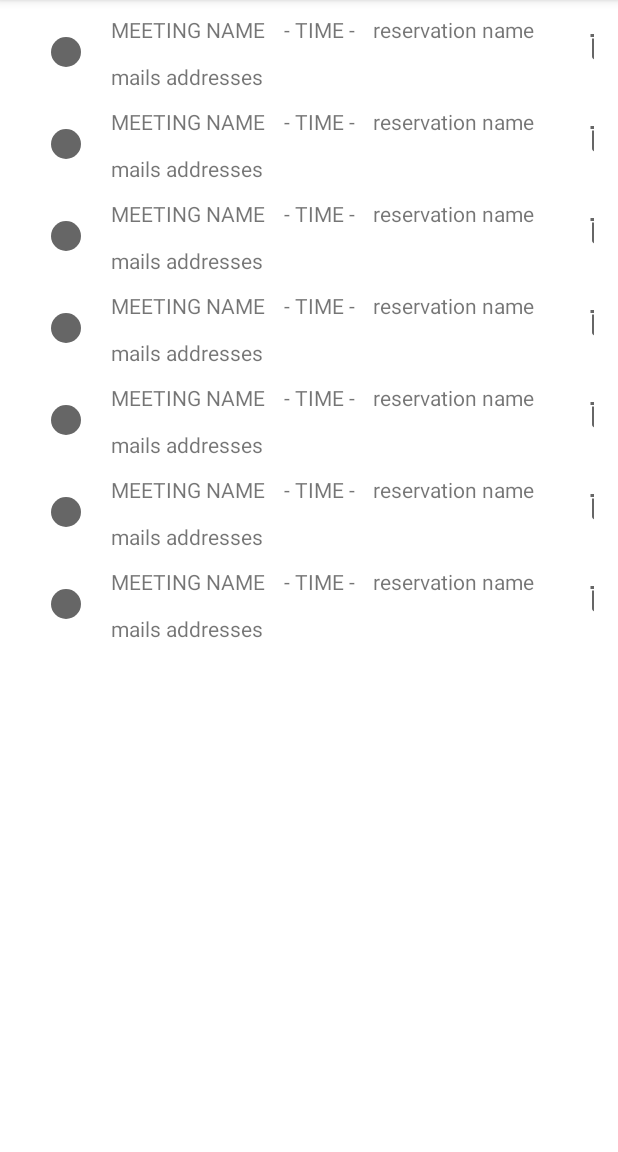
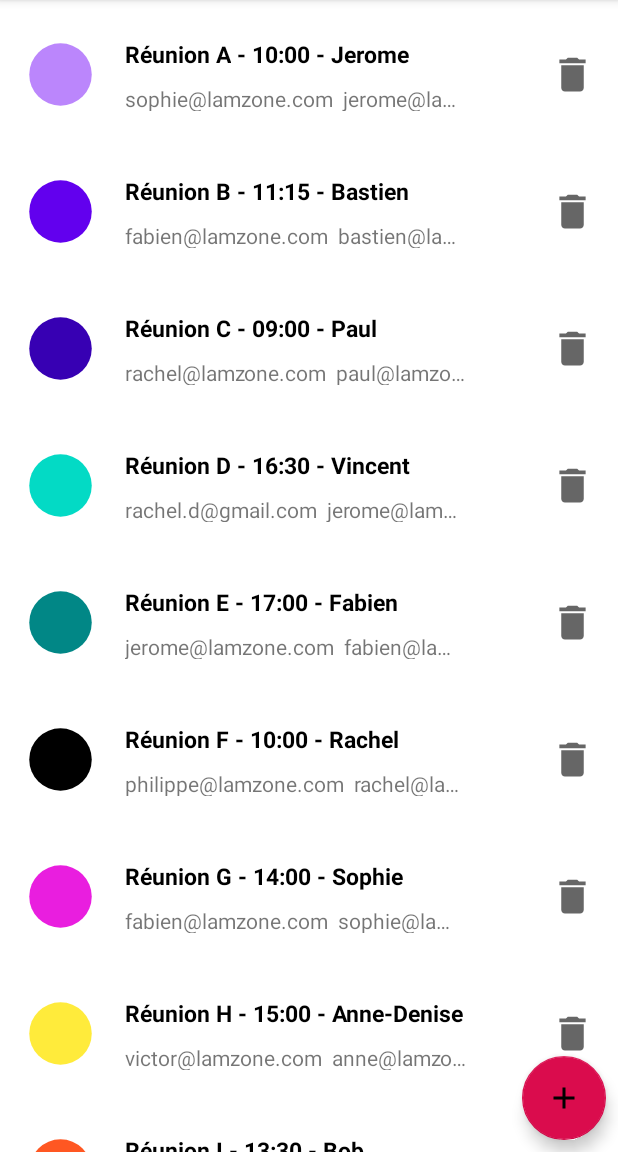
Before and after one commit to JDR1304/MaReu, an Android app: the screen it shows after launch (MainActivity), on a phone screen of 412 x 824 dp, the part 84-1236 px from its top. Run offline under Robolectric (Android 15) with nearby library versions, the phone set to English and light mode, and no system bars.

Commit message:
ajout timeStamp et finalisation recyclerView

```diff
--- a/app/build.gradle
+++ b/app/build.gradle
@@ -33,6 +33,7 @@ dependencies {
     implementation 'androidx.appcompat:appcompat:1.2.0'
     implementation 'com.google.android.material:material:1.3.0'
     implementation 'androidx.constraintlayout:constraintlayout:2.0.4'
+    implementation "androidx.coordinatorlayout:coordinatorlayout:1.1.0"
     implementation 'androidx.legacy:legacy-support-v4:1.0.0'
     implementation 'androidx.recyclerview:recyclerview:1.1.0'
     testImplementation 'junit:junit:4.+'
--- a/app/src/main/java/com/example/mareu/controller/MainActivity.java
+++ b/app/src/main/java/com/example/mareu/controller/MainActivity.java
@@ -1,20 +1,13 @@
 package com.example.mareu.controller;
 
 import androidx.appcompat.app.AppCompatActivity;
-import androidx.fragment.app.Fragment;
 import androidx.fragment.app.FragmentManager;
 import androidx.fragment.app.FragmentTransaction;
-import androidx.recyclerview.widget.LinearLayoutManager;
-import androidx.recyclerview.widget.RecyclerView;
 
 import android.os.Bundle;
 
 import com.example.mareu.R;
-import com.example.mareu.di.DI;
-import com.example.mareu.model.Meeting;
-import com.example.mareu.service.ApiService;
 
-import java.util.List;
 
 public class MainActivity extends AppCompatActivity {
 
@@ -24,12 +17,13 @@ public class MainActivity extends AppCompatActivity {
         super.onCreate(savedInstanceState);
         setContentView(R.layout.activity_main);
 
-        MeetingFragment meetingFragment = new MeetingFragment();
+        MeetingFragment meetingFragment = MeetingFragment.newInstance();
 
         FragmentManager fm = getSupportFragmentManager();
         FragmentTransaction ft = fm.beginTransaction();
         ft.add(R.id.frame_layout_main, meetingFragment);
         ft.commit();
 
+
     }
 }
--- a/app/src/main/java/com/example/mareu/controller/MeetingFragment.java
+++ b/app/src/main/java/com/example/mareu/controller/MeetingFragment.java
@@ -1,10 +1,8 @@
 package com.example.mareu.controller;
 
-import android.content.Context;
 import android.os.Bundle;
 
 import androidx.fragment.app.Fragment;
-import androidx.recyclerview.widget.DividerItemDecoration;
 import androidx.recyclerview.widget.LinearLayoutManager;
 import androidx.recyclerview.widget.RecyclerView;
 
@@ -14,10 +12,9 @@ import android.view.ViewGroup;
 
 import com.example.mareu.R;
 import com.example.mareu.di.DI;
-import com.example.mareu.model.Meeting;
 import com.example.mareu.service.ApiService;
 
-import java.util.List;
+
 
 
 public class MeetingFragment extends Fragment {
@@ -26,10 +23,20 @@ public class MeetingFragment extends Fragment {
     private RecyclerView mRecyclerView;
     private MyMeetingRecyclerViewAdapter adapter;
 
-    public MeetingFragment() {
-        // Required empty public constructor
+    /**
+     * Create and return a new instance
+     *
+     * @return @{@link MeetingFragment}
+     */
+    public static MeetingFragment newInstance() {
+        MeetingFragment fragment = new MeetingFragment();
+        /*
+        Bundle bundle = new Bundle();
+        bundle.putBoolean(FAVORITE_KEY, isFavorite);
+        fragment.setArguments(bundle);
+        */
+        return fragment;
     }
-
 
     @Override
     public void onCreate(Bundle savedInstanceState) {
--- a/app/src/main/java/com/example/mareu/controller/MyMeetingRecyclerViewAdapter.java
+++ b/app/src/main/java/com/example/mareu/controller/MyMeetingRecyclerViewAdapter.java
@@ -3,19 +3,18 @@ package com.example.mareu.controller;
 import android.view.LayoutInflater;
 import android.view.View;
 import android.view.ViewGroup;
-import android.widget.ImageButton;
 import android.widget.ImageView;
 import android.widget.TextView;
 
-import androidx.annotation.NonNull;
+
 import androidx.recyclerview.widget.RecyclerView;
 
 import com.example.mareu.R;
-import com.example.mareu.di.DI;
 import com.example.mareu.model.Meeting;
-import com.example.mareu.model.Room;
+
 
 import java.util.List;
+
 
 public class MyMeetingRecyclerViewAdapter extends RecyclerView.Adapter<MyMeetingRecyclerViewAdapter.ViewHolder> {
 
@@ -38,7 +37,11 @@ public class MyMeetingRecyclerViewAdapter extends RecyclerView.Adapter<MyMeeting
     @Override
     public void onBindViewHolder(final ViewHolder holder, int position) {
         Meeting meeting = mMeetings.get(position);
-
+        holder.meetingRoom.setText(meeting.getRoom().getName());
+        holder.roundView.getDrawable().mutate().setTint(meeting.getRoom().getColorDrawable());
+        holder.time.setText(meeting.setTime(meeting.getTimeStamp()));
+        holder.reservationName.setText(meeting.getName());
+        holder.mailAddress.setText(meeting.getStringMails());
 
     }
 
--- a/app/src/main/java/com/example/mareu/model/Meeting.java
+++ b/app/src/main/java/com/example/mareu/model/Meeting.java
@@ -1,5 +1,7 @@
 package com.example.mareu.model;
 
+import java.text.SimpleDateFormat;
+import java.util.Date;
 import java.util.List;
 
 public class Meeting {
@@ -7,8 +9,8 @@ public class Meeting {
     /** Identifier */
     private long id;
 
-    /** Room name */
-    private int roomId;
+    /** Meeting room */
+    private Room meetingRoom;
 
     /** reservation Time */
     private long time;
@@ -17,18 +19,18 @@ public class Meeting {
     private String name;
 
     /** email address */
-    private List<String> email;
+    private List<String> participantEmails;
 
     /** topic */
     private String topic;
 
     /** Constructor */
-    public Meeting(long id, int roomId, long time, String name, List<String> email, String topic) {
+    public Meeting(long id, Room meetingRoom, long time, String name, List<String> participantEmails, String topic) {
         this.id = id;
-        this.roomId = roomId;
+        this.meetingRoom = meetingRoom;
         this.time = time;
         this.name = name;
-        this.email = email;
+        this.participantEmails = participantEmails;
         this.topic = topic;
     }
 
@@ -41,19 +43,19 @@ public class Meeting {
         this.id = id;
     }
 
-    public int getRoomId() {
-        return roomId;
+    public Room getRoom() {
+        return meetingRoom;
     }
 
-    public void setRoomId(int roomId) {
-        this.roomId = roomId;
+    public void setRoom(Room meetingRoom) {
+        this.meetingRoom = meetingRoom;
     }
 
-    public long getTime() {
+    public long getTimeStamp() {
         return time;
     }
 
-    public void setTime(long time) {
+    public void setTimeStamp(long time) {
         this.time = time;
     }
 
@@ -65,12 +67,12 @@ public class Meeting {
         this.name = name;
     }
 
-    public List<String> getEmail() {
-        return email;
+    public List<String> getParticipantEmails() {
+        return participantEmails;
     }
 
-    public void setEmail(List<String> email) {
-        this.email = email;
+    public void setParticipantEmails(List<String> participantEmails) {
+        this.participantEmails = participantEmails;
     }
 
     public String getTopic() {
@@ -81,5 +83,18 @@ public class Meeting {
         this.topic = topic;
     }
 
+    public String getStringMails () {
+        String emails = "";
+        String space = "  ";
+        for (int i = 0; i < participantEmails.size(); i++) {
+            emails = participantEmails.get(i) + space + emails;
+        }
+        return emails;
+    }
 
+    public String setTime (long timeStamp){
+        SimpleDateFormat formatter = new SimpleDateFormat("- HH:mm -");
+        String dateString = formatter.format(new Date(Long.parseLong(Long.toString(timeStamp))));
+        return dateString;
+    }
 }
--- a/app/src/main/java/com/example/mareu/model/Room.java
+++ b/app/src/main/java/com/example/mareu/model/Room.java
@@ -1,12 +1,16 @@
 package com.example.mareu.model;
 
+
 public class Room {
+
     private int id;
     private String name;
+    private int colorDrawable;
 
-    public Room(int id, String name) {
+    public Room(int id, String name, int colorDrawable) {
         this.id = id;
         this.name = name;
+        this.colorDrawable = colorDrawable;
     }
 
     public int getId() {
@@ -24,4 +28,14 @@ public class Room {
     public void setName(String name) {
         this.name = name;
     }
+
+    public int getColorDrawable() {
+        return colorDrawable;
+    }
+
+    public void setColorDrawable(int colorDrawable) {
+        this.colorDrawable = colorDrawable;
+    }
+
+
 }
--- a/app/src/main/java/com/example/mareu/service/ApiService.java
+++ b/app/src/main/java/com/example/mareu/service/ApiService.java
@@ -14,6 +14,7 @@ public interface ApiService {
 
     void removeMeeting(Meeting meeting);
 
+
     //Get List of room
 
     List <Room> getRoom();
--- a/app/src/main/java/com/example/mareu/service/DummyApiService.java
+++ b/app/src/main/java/com/example/mareu/service/DummyApiService.java
@@ -25,6 +25,7 @@ public class DummyApiService implements ApiService {
 
     }
 
+
     @Override
     public List<Room> getRoom() {
         return rooms;
--- a/app/src/main/java/com/example/mareu/service/DummyGenerator.java
+++ b/app/src/main/java/com/example/mareu/service/DummyGenerator.java
@@ -11,13 +11,16 @@ public abstract class DummyGenerator {
 
     //Dummy Meetings
     public static List<Meeting> dummyMeetings = Arrays.asList(
-            new Meeting(1,1, 14, "Jerome",  Arrays.asList("jerome@lamzone.com","sophie@lamzone.com"), "Projet suez"),
-            new Meeting(2,2, 9, "Bastien", Arrays.asList("bastien@lamzone.com","fabien@lamzone.com"), "recyclage dechet"),
-            new Meeting(3,3, 15, "Paul", Arrays.asList("paul@lamzone.com","rachel@lamzone.com"), "Nouvelles Technologies"),
-            new Meeting(4,4, 16, "Vincent", Arrays.asList("vincent@lamzone.com","jerome@lamzone.com","rachel.d@gmail.com"), "Projet Turf"),
-            new Meeting(5,5, 8, "Fabien", Arrays.asList("fabien@lamzone.com","jerome@lamzone.com"), "Appel d'offre "),
-            new Meeting(6,6, 10, "Rachel", Arrays.asList("rachel@lamzone.com","philippe@lamzone.com"), "Organisation Team building"),
-            new Meeting(7,7, 17, "Sophie", Arrays.asList("sophie@lamzone.com","fabien@lamzone.com"), "Projet suez")
+            new Meeting(1,new Room (1, "Réunion A", 0xFFBB86FC) , 1618567200000L, "Jerome",  Arrays.asList("jerome@lamzone.com","sophie@lamzone.com"), "Projet suez"),
+            new Meeting(2,new Room (2, "Réunion B", 0xFF6200EE), 1618571700000L, "Bastien", Arrays.asList("bastien@lamzone.com","fabien@lamzone.com"), "recyclage dechet"),
+            new Meeting(3,new Room (3, "Réunion C", 0xFF3700B3), 1618563600000L, "Paul", Arrays.asList("paul@lamzone.com","rachel@lamzone.com"), "Nouvelles Technologies"),
+            new Meeting(4,new Room (4, "Réunion D", 0xFF03DAC5), 1618590600000L, "Vincent", Arrays.asList("vincent@lamzone.com","jerome@lamzone.com","rachel.d@gmail.com"), "Projet Turf"),
+            new Meeting(5, new Room (5, "Réunion E", 0xFF018786), 1618592400000L, "Fabien", Arrays.asList("fabien@lamzone.com","jerome@lamzone.com"), "Appel d'offre "),
+            new Meeting(6,new Room (6, "Réunion F", 0xFF000000), 1618567200000L, "Rachel", Arrays.asList("rachel@lamzone.com","philippe@lamzone.com"), "Organisation Team building"),
+            new Meeting(7,new Room (7, "Réunion G", 0xFFE91EDF), 1618581600000L, "Sophie", Arrays.asList("sophie@lamzone.com","fabien@lamzone.com"), "Projet suez"),
+            new Meeting(8, new Room (8, "Réunion H", 0xFFFFEB3B), 1618585200000L, "Anne-Denise", Arrays.asList("anne@lamzone.com","victor@lamzone.com"), "Appel d'offre "),
+            new Meeting(9,new Room (9, "Réunion I", 0xFFFF5722), 1618579800000L, "Bob", Arrays.asList("bob@lamzone.com","philippe@lamzone.com"), "Organisation Team building"),
+            new Meeting(10,new Room (10, "Réunion J", 0xFF6AC34A), 1618596000000L, "Victor", Arrays.asList("victor@lamzone.com","bob@lamzone.com"), "Nouveaux clients")
     );
 
 
@@ -27,16 +30,16 @@ public abstract class DummyGenerator {
 
     // Dummy Rooms
     public static List <Room> dummyRooms = Arrays.asList(
-            new Room (1, "Réunion A "),
-            new Room (2, "Réunion B "),
-            new Room (3, "Réunion C "),
-            new Room (4, "Réunion D "),
-            new Room (5, "Réunion E "),
-            new Room (6, "Réunion F "),
-            new Room (7, "Réunion G "),
-            new Room (8, "Réunion H "),
-            new Room (9, "Réunion I "),
-            new Room (10, "Réunion J ")
+            new Room (1, "Réunion A ", 0xFFBB86FC),
+            new Room (2, "Réunion B ", 0xFF6200EE),
+            new Room (3, "Réunion C ", 0xFF3700B3),
+            new Room (4, "Réunion D ", 0xFF03DAC5),
+            new Room (5, "Réunion E ", 0xFF018786),
+            new Room (6, "Réunion F ", 0xFF000000),
+            new Room (7, "Réunion G ", 0xFFE91EDF),
+            new Room (8, "Réunion H ", 0xFFFFEB3B),
+            new Room (9, "Réunion I ", 0xFFFF5722),
+            new Room (10, "Réunion J ", 0xFF6AC34A)
     );
     static List<Room> generateRooms() {
         return new ArrayList<>(dummyRooms);
--- /dev/null
+++ b/app/src/main/res/drawable/ic_baseline_add_24.xml
@@ -0,0 +1,10 @@
+<vector xmlns:android="http://schemas.android.com/apk/res/android"
+    android:width="24dp"
+    android:height="24dp"
+    android:viewportWidth="24"
+    android:viewportHeight="24"
+    android:tint="?attr/colorControlNormal">
+  <path
+      android:fillColor="@android:color/white"
+      android:pathData="M19,13h-6v6h-2v-6H5v-2h6V5h2v6h6v2z"/>
+</vector>
--- /dev/null
+++ b/app/src/main/res/drawable/ic_baseline_add_circle_24.xml
@@ -0,0 +1,10 @@
+<vector xmlns:android="http://schemas.android.com/apk/res/android"
+    android:width="24dp"
+    android:height="24dp"
+    android:viewportWidth="24"
+    android:viewportHeight="24"
+    android:tint="?attr/colorControlNormal">
+  <path
+      android:fillColor="@android:color/white"
+      android:pathData="M12,2C6.48,2 2,6.48 2,12s4.48,10 10,10 10,-4.48 10,-10S17.52,2 12,2zM17,13h-4v4h-2v-4L7,13v-2h4L11,7h2v4h4v2z"/>
+</vector>
--- /dev/null
+++ b/app/src/main/res/drawable/ic_baseline_control_point_24.xml
@@ -0,0 +1,10 @@
+<vector xmlns:android="http://schemas.android.com/apk/res/android"
+    android:width="24dp"
+    android:height="24dp"
+    android:viewportWidth="24"
+    android:viewportHeight="24"
+    android:tint="?attr/colorControlNormal">
+  <path
+      android:fillColor="@android:color/black"
+      android:pathData="M13,7h-2v4L7,11v2h4v4h2v-4h4v-2h-4L13,7zM12,2C6.49,2 2,6.49 2,12s4.49,10 10,10 10,-4.49 10,-10S17.51,2 12,2zM12,20c-4.41,0 -8,-3.59 -8,-8s3.59,-8 8,-8 8,3.59 8,8 -3.59,8 -8,8z"/>
+</vector>
--- a/app/src/main/res/layout/fragment_meeting.xml
+++ b/app/src/main/res/layout/fragment_meeting.xml
@@ -11,10 +11,23 @@
         android:id="@+id/fragment_meeting_recyclerview"
         android:layout_height="match_parent"
         android:layout_width="match_parent"
-        android:layout_marginLeft="16dp"
-        android:layout_marginRight="16dp"
         app:layoutManager="LinearLayoutManager">
 
     </androidx.recyclerview.widget.RecyclerView>
 
+    <com.google.android.material.floatingactionbutton.FloatingActionButton
+        android:id="@+id/floatingActionButton"
+        android:layout_width="wrap_content"
+        android:layout_height="wrap_content"
+        android:layout_gravity="bottom|end"
+        android:layout_margin="8dp"
+        android:layout_marginEnd="16dp"
+        android:layout_marginBottom="16dp"
+        android:clickable="true"
+        app:srcCompat="@drawable/ic_baseline_add_24"
+        app:backgroundTint="@color/red"
+        android:tint="@color/white"
+        app:layout_constraintBottom_toBottomOf="parent"
+        app:layout_constraintEnd_toEndOf="parent"/>
+
 </androidx.constraintlayout.widget.ConstraintLayout>
--- a/app/src/main/res/layout/item_meeting.xml
+++ b/app/src/main/res/layout/item_meeting.xml
@@ -1,27 +1,32 @@
 <?xml version="1.0" encoding="utf-8"?>
-<androidx.constraintlayout.widget.ConstraintLayout xmlns:android="http://schemas.android.com/apk/res/android"
+<androidx.constraintlayout.widget.ConstraintLayout
+            xmlns:android="http://schemas.android.com/apk/res/android"
             xmlns:app="http://schemas.android.com/apk/res-auto"
             xmlns:tools="http://schemas.android.com/tools"
             android:layout_width="match_parent"
             android:layout_height="wrap_content"
+            android:padding="15dp"
+            app:layout_constraintEnd_toEndOf="parent"
+            app:layout_constraintStart_toStartOf="parent"
+            app:layout_constraintTop_toTopOf="parent"
             tools:context=".controller.MainActivity">
 
 
     <ImageView
         android:id="@+id/imageDelete"
-        android:layout_width="wrap_content"
-        android:layout_height="wrap_content"
-        android:layout_marginStart="8dp"
+        android:layout_width="30dp"
+        android:layout_height="30dp"
         android:src="@drawable/ic_baseline_delete_24"
         app:layout_constraintBottom_toBottomOf="@+id/mailAddress"
-        app:layout_constraintStart_toEndOf="@+id/reservationName"
-        app:layout_constraintTop_toTopOf="parent"></ImageView>
+        app:layout_constraintEnd_toEndOf="parent"
+        app:layout_constraintHorizontal_bias="1.0"
+        app:layout_constraintStart_toEndOf="@+id/imageRound"
+        app:layout_constraintTop_toTopOf="@+id/reservationName"></ImageView>
 
     <ImageView
         android:id="@+id/imageRound"
-        android:layout_width="wrap_content"
-        android:layout_height="wrap_content"
-        android:layout_marginStart="16dp"
+        android:layout_width="50dp"
+        android:layout_height="50dp"
         android:src="@drawable/ic_baseline_brightness_1_24"
         app:layout_constraintBottom_toBottomOf="@+id/mailAddress"
         app:layout_constraintStart_toStartOf="parent"
@@ -35,6 +40,9 @@
                 android:layout_marginTop="8dp"
                 android:padding="2dp"
                 android:text="@string/meeting_name"
+                android:textColor="@color/black"
+                android:textSize="15dp"
+                android:textStyle="bold"
                 app:layout_constraintStart_toEndOf="@+id/imageRound"
                 app:layout_constraintTop_toTopOf="parent" />
 
@@ -42,23 +50,29 @@
         android:id="@+id/time"
         android:layout_width="wrap_content"
         android:layout_height="wrap_content"
-        android:layout_marginStart="8dp"
         android:layout_marginTop="8dp"
         android:layout_marginEnd="8dp"
         android:padding="2dp"
         android:text="@string/time"
+        android:textColor="@color/black"
+        android:textSize="15dp"
+        android:textStyle="bold"
         app:layout_constraintEnd_toStartOf="@+id/reservationName"
         app:layout_constraintStart_toEndOf="@+id/roomId"
         app:layout_constraintTop_toTopOf="parent" />
 
     <TextView
         android:id="@+id/reservationName"
-        android:layout_width="134dp"
-        android:layout_height="0dp"
-        android:layout_marginStart="8dp"
+        android:layout_width="94dp"
+        android:layout_height="26dp"
         android:layout_marginTop="8dp"
+        android:ellipsize="end"
+        android:maxLines="1"
         android:padding="2dp"
         android:text="@string/reservation_name"
+        android:textColor="@color/black"
+        android:textSize="15dp"
+        android:textStyle="bold"
         app:layout_constraintStart_toEndOf="@+id/time"
         app:layout_constraintTop_toTopOf="parent" />
 
@@ -67,11 +81,12 @@
         android:layout_width="0dp"
         android:layout_height="22dp"
         android:layout_marginStart="16dp"
-        android:layout_marginTop="8dp"
+        android:layout_marginTop="5dp"
+        android:maxLines="1"
+        android:ellipsize="end"
         android:padding="2dp"
         android:text="@string/mails_addresses"
         app:layout_constraintEnd_toEndOf="@+id/reservationName"
         app:layout_constraintStart_toEndOf="@+id/imageRound"
         app:layout_constraintTop_toBottomOf="@+id/time" />
-
 </androidx.constraintlayout.widget.ConstraintLayout>
--- a/app/src/main/res/values/colors.xml
+++ b/app/src/main/res/values/colors.xml
@@ -7,4 +7,8 @@
     <color name="teal_700">#FF018786</color>
     <color name="black">#FF000000</color>
     <color name="white">#FFFFFFFF</color>
+    <color name="yellow_500">#FFEB3B</color>
+    <color name="orange_500">#FF5722</color>
+    <color name="green_500">#E91EDF</color>
+    <color name="red">#DA0C4D</color>
 </resources>
```
Lines whose indentation alone changed are shown as unchanged.
